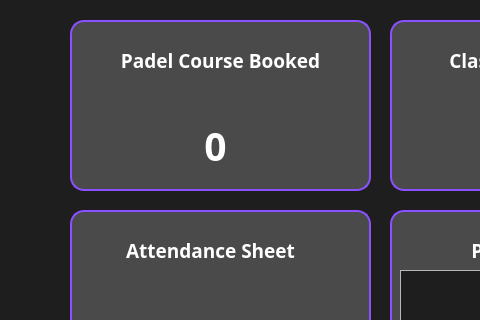
Old version of the form XFitGym/dashboard.ui in the repository AhmedAymann/XFitGym; both pictures show x 0 to 480 and y 0 to 320 of the 770 by 490 pixel window.
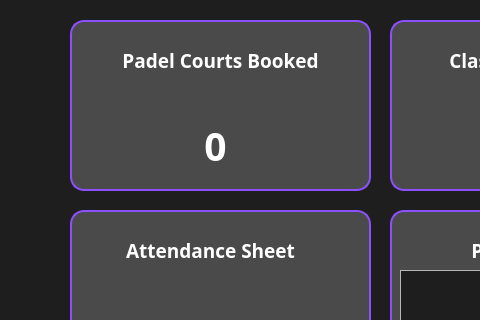
New version of the form.

Diff of the .ui file:
```diff
--- a/XFitGym/dashboard.ui
+++ b/XFitGym/dashboard.ui
@@ -56,7 +56,7 @@
 </string>
     </property>
     <property name="text">
-     <string>Padel Course Booked</string>
+     <string>Padel Courts Booked</string>
     </property>
     <property name="alignment">
      <set>Qt::AlignmentFlag::AlignCenter</set>
```
